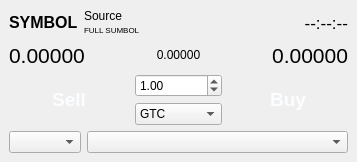
Before: the Qt Designer form sources/FrontEnd/Shell/OrderWindow.ui in alimogh/trdk, drawn with Qt 5.
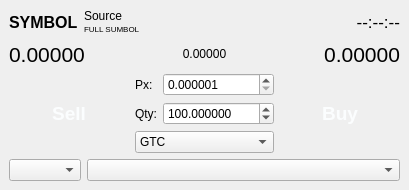
After: the same form once the commit is applied.

Commit message: [WilliamCarry] Added IOC-order emulation and used it in FIX protocol module. Added trdk::Timer. Some enhancements for test order window.

What changed in the file:
```diff
--- a/sources/FrontEnd/Shell/OrderWindow.ui
+++ b/sources/FrontEnd/Shell/OrderWindow.ui
@@ -6,8 +6,8 @@
    <rect>
     <x>0</x>
     <y>0</y>
-    <width>357</width>
-    <height>162</height>
+    <width>405</width>
+    <height>190</height>
    </rect>
   </property>
   <property name="windowTitle">
@@ -166,14 +166,57 @@
       <item>
        <layout class="QVBoxLayout" name="verticalLayout">
         <item>
-         <widget class="QDoubleSpinBox" name="qty">
-          <property name="maximum">
-           <double>9999999.000000000000000</double>
-          </property>
-          <property name="value">
-           <double>1.000000000000000</double>
-          </property>
-         </widget>
+         <layout class="QGridLayout" name="gridLayout">
+          <item row="0" column="0">
+           <widget class="QLabel" name="priceLable">
+            <property name="text">
+             <string>Px:</string>
+            </property>
+           </widget>
+          </item>
+          <item row="0" column="1">
+           <widget class="QDoubleSpinBox" name="price">
+            <property name="decimals">
+             <number>6</number>
+            </property>
+            <property name="minimum">
+             <double>0.000001000000000</double>
+            </property>
+            <property name="maximum">
+             <double>100000.000000000000000</double>
+            </property>
+            <property name="singleStep">
+             <double>0.000001000000000</double>
+            </property>
+           </widget>
+          </item>
+          <item row="1" column="0">
+           <widget class="QLabel" name="qtyLabel">
+            <property name="text">
+             <string>Qty:</string>
+            </property>
+           </widget>
+          </item>
+          <item row="1" column="1">
+           <widget class="QDoubleSpinBox" name="qty">
+            <property name="decimals">
+             <number>6</number>
+            </property>
+            <property name="minimum">
+             <double>0.000001000000000</double>
+            </property>
+            <property name="maximum">
+             <double>100000.000000000000000</double>
+            </property>
+            <property name="singleStep">
+             <double>1000.000000000000000</double>
+            </property>
+            <property name="value">
+             <double>100.000000000000000</double>
+            </property>
+           </widget>
+          </item>
+         </layout>
         </item>
         <item>
          <widget class="QComboBox" name="orderType">
```
The commit also changes 24 other files.
